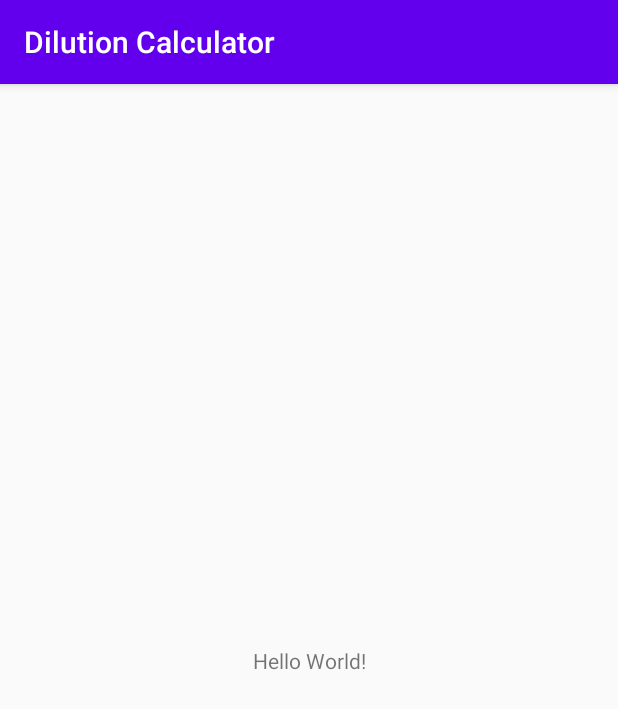
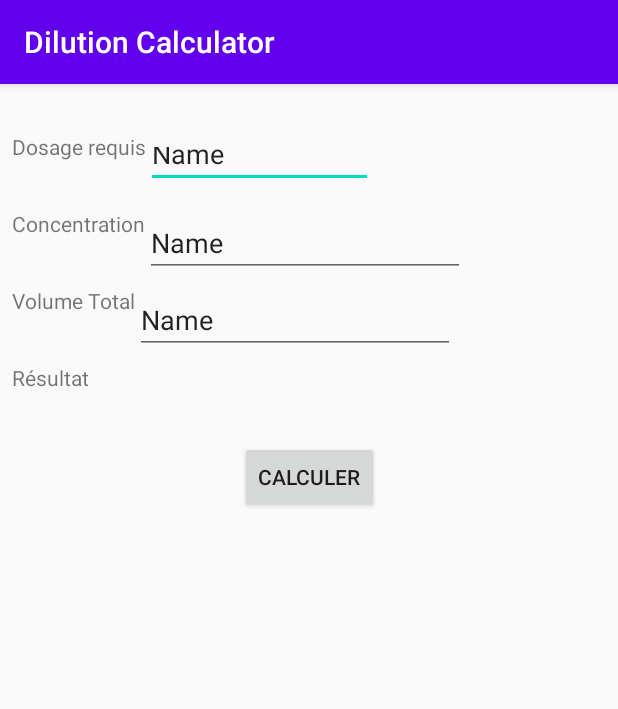
Before and after one commit to greg-mathieu/dilutionCalculator, an Android app: the screen it shows after launch (MainActivity), on a phone screen of 412 x 824 dp. Shown: the top 709 px of the screen. Run offline under Robolectric (Android 15) with nearby library versions, the phone set to English and light mode, and no system bars.

Commit message:
First draft in MainActivity.kt

```diff
--- a/app/src/main/java/com/mgregoire/dilutioncalculator/MainActivity.kt
+++ b/app/src/main/java/com/mgregoire/dilutioncalculator/MainActivity.kt
@@ -2,10 +2,21 @@ package com.mgregoire.dilutioncalculator
 
 import androidx.appcompat.app.AppCompatActivity
 import android.os.Bundle
+import android.view.View
+import kotlinx.android.synthetic.main.activity_main.*
 
 class MainActivity : AppCompatActivity() {
     override fun onCreate(savedInstanceState: Bundle?) {
         super.onCreate(savedInstanceState)
         setContentView(R.layout.activity_main)
+
+        buttonCompute.setOnClickListener(View.OnClickListener {
+            val requiredDose = editTextRequiredDose.text.toString().toDouble()
+            val concentration = editTextConcentration.text.toString().toDouble()
+            val totalVolume = editTextTotalVolume.text.toString().toDouble()
+
+            val result = (totalVolume * requiredDose) / concentration
+            textViewResult.text = result.toString()
+        })
     }
 }
--- a/app/src/main/res/layout/activity_main.xml
+++ b/app/src/main/res/layout/activity_main.xml
@@ -6,13 +6,89 @@
     android:layout_height="match_parent"
     tools:context=".MainActivity">
 
+    <EditText
+        android:id="@+id/editTextRequiredDose"
+        android:layout_width="151dp"
+        android:layout_height="37dp"
+        android:ems="10"
+        android:inputType="numberDecimal"
+        android:text="Name"
+        app:layout_constraintStart_toEndOf="@+id/textView"
+        app:layout_constraintTop_toTopOf="@+id/textView" />
+
     <TextView
+        android:id="@+id/textView"
         android:layout_width="wrap_content"
         android:layout_height="wrap_content"
-        android:text="Hello World!"
-        app:layout_constraintBottom_toBottomOf="parent"
-        app:layout_constraintLeft_toLeftOf="parent"
-        app:layout_constraintRight_toRightOf="parent"
+        android:layout_marginStart="8dp"
+        android:layout_marginTop="32dp"
+        android:text="Dosage requis"
+        app:layout_constraintStart_toStartOf="parent"
         app:layout_constraintTop_toTopOf="parent" />
 
+    <TextView
+        android:id="@+id/textView2"
+        android:layout_width="wrap_content"
+        android:layout_height="wrap_content"
+        android:layout_marginTop="32dp"
+        android:text="Concentration"
+        app:layout_constraintStart_toStartOf="@+id/textView"
+        app:layout_constraintTop_toBottomOf="@+id/textView" />
+
+    <EditText
+        android:id="@+id/editTextConcentration"
+        android:layout_width="wrap_content"
+        android:layout_height="wrap_content"
+        android:ems="10"
+        android:inputType="numberDecimal"
+        android:text="Name"
+        app:layout_constraintStart_toEndOf="@+id/textView2"
+        app:layout_constraintTop_toTopOf="@+id/textView2" />
+
+    <EditText
+        android:id="@+id/editTextTotalVolume"
+        android:layout_width="wrap_content"
+        android:layout_height="wrap_content"
+        android:ems="10"
+        android:inputType="numberDecimal"
+        android:text="Name"
+        app:layout_constraintStart_toEndOf="@+id/textView3"
+        app:layout_constraintTop_toTopOf="@+id/textView3" />
+
+    <TextView
+        android:id="@+id/textView3"
+        android:layout_width="wrap_content"
+        android:layout_height="wrap_content"
+        android:layout_marginTop="32dp"
+        android:text="Volume Total"
+        app:layout_constraintStart_toStartOf="@+id/textView2"
+        app:layout_constraintTop_toBottomOf="@+id/textView2" />
+
+    <TextView
+        android:id="@+id/textView4"
+        android:layout_width="wrap_content"
+        android:layout_height="wrap_content"
+        android:layout_marginTop="32dp"
+        android:text="Résultat"
+        app:layout_constraintStart_toStartOf="@+id/textView3"
+        app:layout_constraintTop_toBottomOf="@+id/textView3" />
+
+    <Button
+        android:id="@+id/buttonCompute"
+        android:layout_width="wrap_content"
+        android:layout_height="wrap_content"
+        android:layout_marginTop="32dp"
+        android:text="Calculer"
+        app:layout_constraintEnd_toEndOf="parent"
+        app:layout_constraintStart_toStartOf="parent"
+        app:layout_constraintTop_toBottomOf="@+id/textViewResult" />
+
+    <TextView
+        android:id="@+id/textViewResult"
+        android:layout_width="62dp"
+        android:layout_height="20dp"
+        android:layout_marginStart="24dp"
+        app:layout_constraintStart_toEndOf="@+id/textView4"
+        app:layout_constraintTop_toTopOf="@+id/textView4"
+        tools:text="resultat" />
 </androidx.constraintlayout.widget.ConstraintLayout>
```
